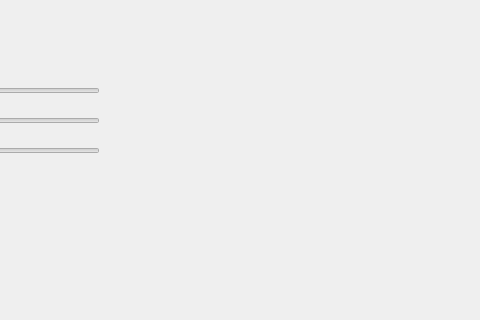
The window that tir.ui (IgorTabachnik/PubNewIngul) describes before a commit, drawn with Qt 5; both pictures show x 140 to 620 and y 0 to 320 of the 951 by 615 pixel window.
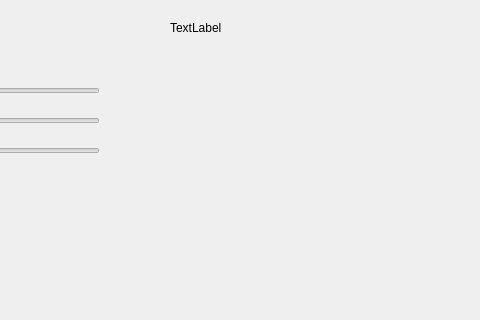
The same window after the commit.

Diff of the .ui file:
```diff
--- a/tir.ui
+++ b/tir.ui
@@ -122,6 +122,19 @@
     <enum>Qt::Horizontal</enum>
    </property>
   </widget>
+  <widget class="QLabel" name="zone_label">
+   <property name="geometry">
+    <rect>
+     <x>310</x>
+     <y>20</y>
+     <width>141</width>
+     <height>16</height>
+    </rect>
+   </property>
+   <property name="text">
+    <string>TextLabel</string>
+   </property>
+  </widget>
  </widget>
  <resources/>
  <connections/>
```
